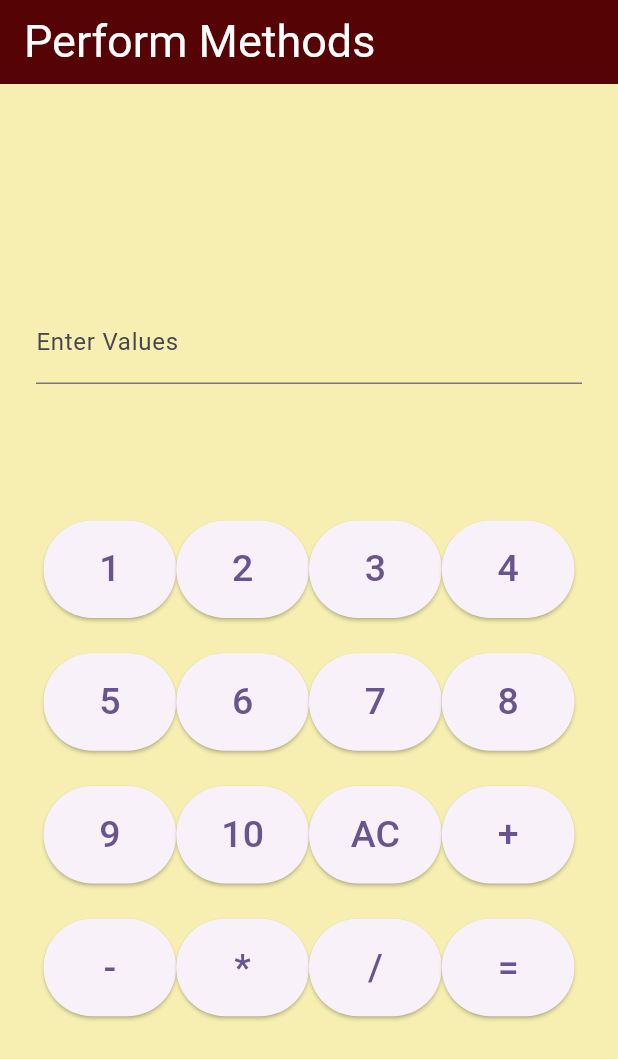
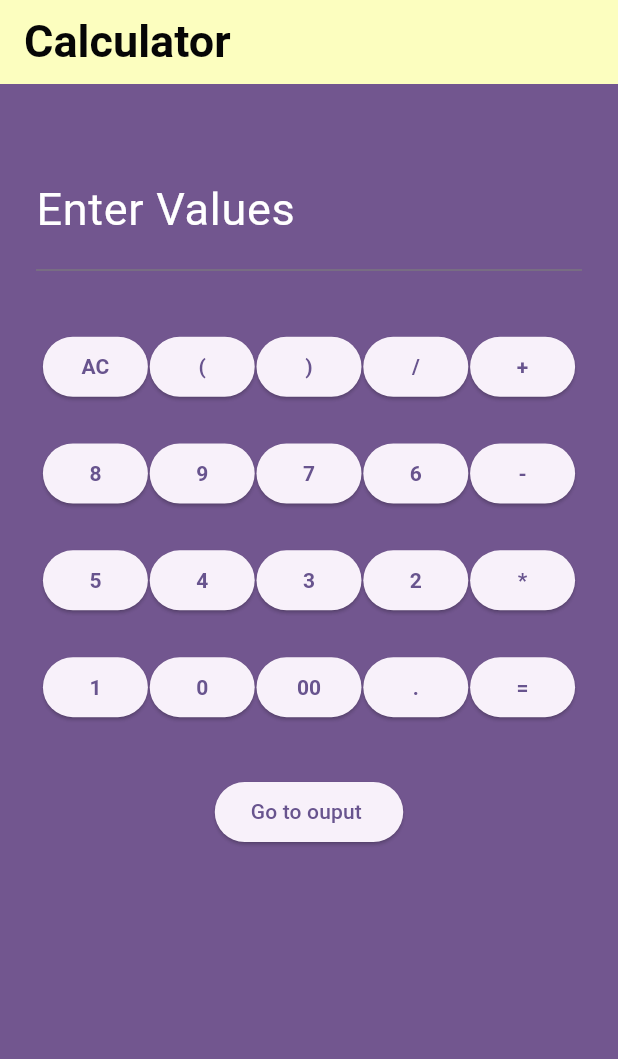
Before and after one commit to uday597/practice_question, a Flutter app: the screen it shows after launch, on a phone screen of 412 x 824 dp. Shown: the top 1059 px of the screen. Run offline on Flutter 3.47's test engine with Material 3 defaults, Android fonts, the light colour scheme and no system bars; our stand-ins replace hive; accounts and stored records are empty.

Commit message:
some chanes

```diff
--- a/lib/practice_questions/practice_screen.dart
+++ b/lib/calculator_app/calculator_screen.dart
@@ -1,4 +1,8 @@
 import 'package:flutter/material.dart';
+import 'package:hive/hive.dart';
+import 'package:practice_questions/calculator_app/output_screen.dart';
+import 'package:practice_questions/providers/calculator_provider.dart';
+import 'package:provider/provider.dart';
 
 class PracticePage extends StatefulWidget {
   const PracticePage({super.key});
@@ -9,12 +13,25 @@ class PracticePage extends StatefulWidget {
 
 class _PracticePageState extends State<PracticePage> {
   List<String> buttons = [
-    ...List.generate(10, (index) => '${index + 1}'),
     'AC',
+    '(',
+    ')',
+    '/',
     '+',
+    '8',
+    '9',
+    '7',
+    '6',
     '-',
+    '5',
+    '4',
+    '3',
+    '2',
     '*',
-    '/',
+    '1',
+    '0',
+    '00',
+    '.',
     '=',
   ];
   String userinput = '';
@@ -62,19 +79,26 @@ class _PracticePageState extends State<PracticePage> {
     }
   }
 
+  void savedata() {
+    final data = textcontroller.text;
+    final storage = Hive.box('DataBase');
+    storage.put('input', data);
+  }
+
   @override
   Widget build(BuildContext context) {
     return Scaffold(
       appBar: AppBar(
-        title: Text('Perform Methods', style: TextStyle(fontSize: 30)),
-        backgroundColor: const Color.fromARGB(255, 85, 3, 4),
-        foregroundColor: Colors.white,
+        title: Text(
+          'Calculator',
+          style: TextStyle(fontSize: 30, fontWeight: FontWeight.bold),
+        ),
+        backgroundColor: const Color.fromARGB(255, 252, 254, 191),
+        foregroundColor: const Color.fromARGB(255, 6, 6, 6),
       ),
-      backgroundColor: const Color.fromARGB(255, 246, 239, 177),
+      backgroundColor: const Color.fromARGB(170, 44, 2, 87),
       body: Column(
         children: [
-          SizedBox(height: 100),
-
           Padding(
             padding: const EdgeInsets.all(8.0),
             child: Expanded(
@@ -87,31 +111,52 @@ class _PracticePageState extends State<PracticePage> {
                     Padding(
                       padding: const EdgeInsets.all(8.0),
                       child: TextField(
+                        style: TextStyle(color: Colors.white, fontSize: 25),
                         controller: textcontroller,
                         keyboardType: TextInputType.phone,
-                        decoration: InputDecoration(labelText: 'Enter Values'),
+                        decoration: InputDecoration(
+                          labelStyle: TextStyle(
+                            color: Colors.white,
+                            fontSize: 30,
+                          ),
+
+                          labelText: 'Enter Values',
+                        ),
                       ),
                     ),
-                    SizedBox(height: 70),
+                    SizedBox(height: 20),
                     Padding(
-                      padding: const EdgeInsets.all(13),
+                      padding: const EdgeInsets.all(12),
                       child: GridView.count(
                         shrinkWrap: true,
                         physics: NeverScrollableScrollPhysics(),
-                        crossAxisCount: 4,
+                        crossAxisCount: 5,
 
                         children: List.generate(buttons.length, (index) {
                           return Column(
                             children: [
                               ElevatedButton(
-                                onPressed: () => calculatedata(buttons[index]),
+                                onPressed: () {
+                                  String value = buttons[index];
+                                  calculatedata(value);
+                                  savedata();
+                                  if (value == '=') {
+                                    Provider.of<CalculatorProvider>(
+                                      context,
+                                      listen: false,
+                                    ).addname(textcontroller.text);
+                                  }
+                                },
+
                                 style: ElevatedButton.styleFrom(
-                                  fixedSize: Size(90, 65),
+                                  fixedSize: Size(70, 35),
                                 ),
                                 child: Center(
                                   child: Text(
                                     buttons[index],
-                                    style: TextStyle(fontSize: 25),
+                                    style: TextStyle(
+                                      fontWeight: FontWeight.bold,
+                                    ),
                                   ),
                                 ),
                               ),
@@ -119,6 +164,17 @@ class _PracticePageState extends State<PracticePage> {
                           );
                         }),
                       ),
+                    ),
+                    ElevatedButton(
+                      onPressed: () {
+                        Navigator.push(
+                          context,
+                          MaterialPageRoute(
+                            builder: (context) => OutputScreen(),
+                          ),
+                        );
+                      },
+                      child: Text('Go to ouput '),
                     ),
                   ],
                 ),
--- /dev/null
+++ b/lib/providers/calculator_provider.dart
@@ -0,0 +1,16 @@
+import 'package:flutter/material.dart';
+
+class CalculatorProvider extends ChangeNotifier {
+  final List<String> _operations = [];
+  List<String> get operations => _operations;
+
+  void addname(String value) {
+    _operations.add(value);
+    notifyListeners();
+  }
+
+  void removename(String value) {
+    _operations.remove(value);
+    notifyListeners();
+  }
+}
--- a/pubspec.yaml
+++ b/pubspec.yaml
@@ -35,6 +35,7 @@ dependencies:
   # Use with the CupertinoIcons class for iOS style icons.
   cupertino_icons: ^1.0.8
   provider: ^6.1.5
+  hive: ^2.2.3
 
 dev_dependencies:
   flutter_test:
```
Also changed, not shown: lib/calculator_app/output_screen.dart (added, +40 -0 lines), lib/main.dart (+7 -4 lines), lib/providers/practice_providers.dart (deleted, +0 -25 lines), pubspec.lock.
